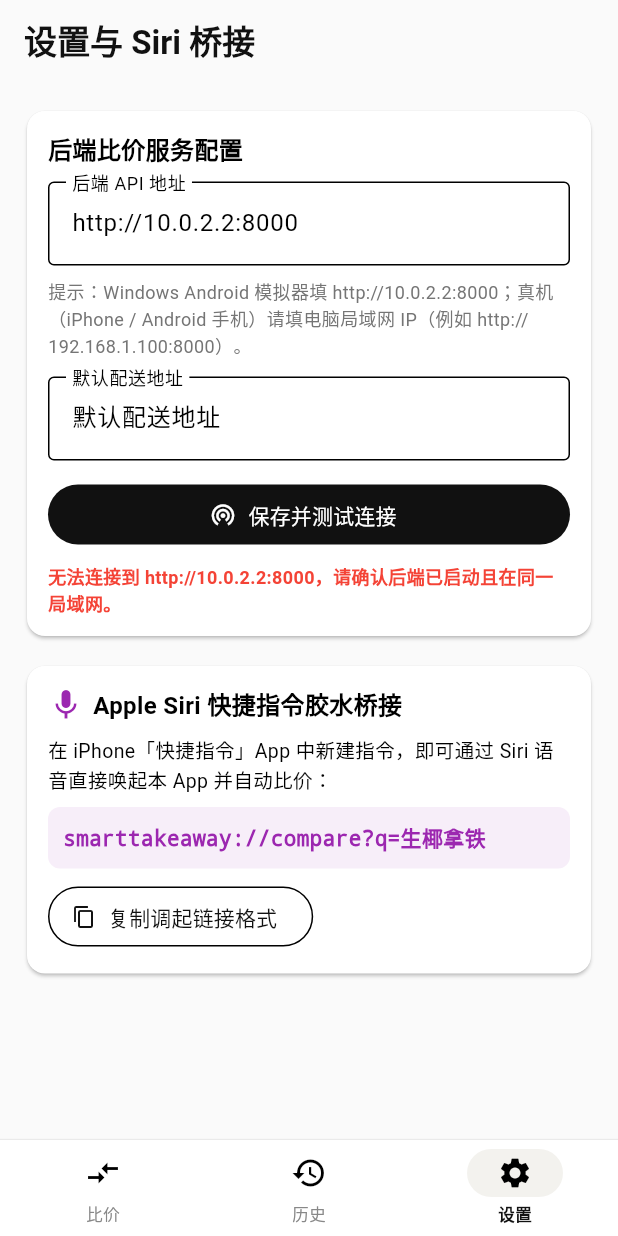
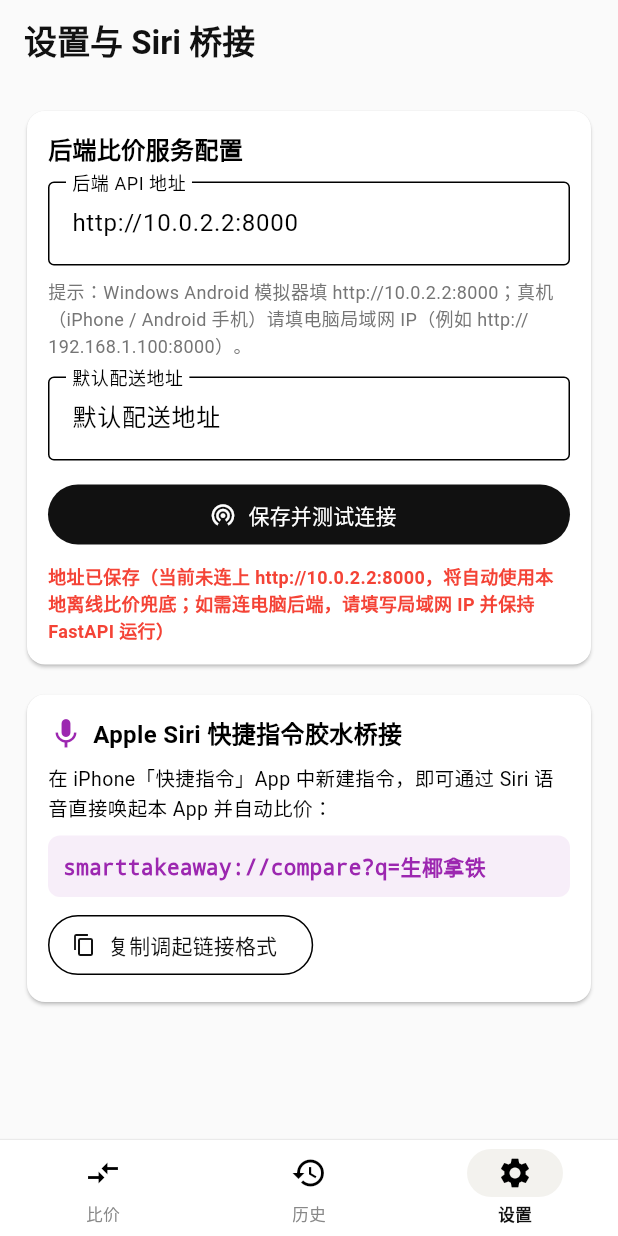
Before and after one commit to lele050505/SmartTakeaway, a Flutter app: the screen it shows after launch, item 3 of the bottom bar chosen, after a tap on "保存并测试连接", on a phone screen of 412 x 824 dp. Run offline on Flutter 3.47's test engine with Material 3 defaults, Android fonts, the phone set to English and light mode, and no system bars; our stand-ins replace app_links, shared_preferences; network calls fail.

Commit message:
feat(ui): remove shortcut chips, add search clear button, clarify offline address save

```diff
--- a/flutter_app/lib/screens/home_screen.dart
+++ b/flutter_app/lib/screens/home_screen.dart
@@ -27,7 +27,6 @@ class HomeScreenState extends State<HomeScreen> {
   final TakeawayApiService _apiService = TakeawayApiService();
   final HistoryService _historyService = HistoryService();
 
-  List<String> _presets = ['生椰拿铁', '可口可乐', '麦当劳', '霸王茶姬', '抽纸'];
   CompareResponse? _result;
   CouponClaimAllResponse? _couponResult;
   bool _isLoading = false;
@@ -39,7 +38,6 @@ class HomeScreenState extends State<HomeScreen> {
     if (widget.initialKeyword != null && widget.initialKeyword!.isNotEmpty) {
       _searchController.text = widget.initialKeyword!;
     }
-    _loadPresets();
     runComparison();
   }
 
@@ -47,13 +45,6 @@ class HomeScreenState extends State<HomeScreen> {
   void dispose() {
     _searchController.dispose();
     super.dispose();
-  }
-
-  Future<void> _loadPresets() async {
-    final favs = await _historyService.getFavorites();
-    if (mounted) {
-      setState(() => _presets = favs);
-    }
   }
 
   /// 供外部 Deep Link (如 smarttakeaway://compare?q=...) 直接触发比价
@@ -155,7 +146,6 @@ class HomeScreenState extends State<HomeScreen> {
               final kw = _searchController.text.trim();
               if (kw.isEmpty) return;
               await _historyService.toggleFavorite(kw);
-              await _loadPresets();
               if (!context.mounted) return;
               ScaffoldMessenger.of(context).showSnackBar(
                 SnackBar(
@@ -193,6 +183,7 @@ class HomeScreenState extends State<HomeScreen> {
                       controller: _searchController,
                       style: const TextStyle(fontSize: 14, color: Color(0xFF111111)),
                       textInputAction: TextInputAction.search,
+                      onChanged: (_) => setState(() {}),
                       onSubmitted: (_) => runComparison(),
                       decoration: const InputDecoration(
                         hintText: '搜想吃的外卖或商品...',
@@ -202,6 +193,16 @@ class HomeScreenState extends State<HomeScreen> {
                       ),
                     ),
                   ),
+                  if (_searchController.text.isNotEmpty)
+                    IconButton(
+                      icon: const Icon(Icons.close_rounded, size: 17, color: Color(0xFF999999)),
+                      padding: EdgeInsets.zero,
+                      constraints: const BoxConstraints(minWidth: 30, minHeight: 30),
+                      onPressed: () {
+                        _searchController.clear();
+                        setState(() {});
+                      },
+                    ),
                   Padding(
                     padding: const EdgeInsets.only(right: 5),
                     child: SizedBox(
@@ -234,48 +235,6 @@ class HomeScreenState extends State<HomeScreen> {
                     ),
                   ),
                 ],
-              ),
-            ),
-            const SizedBox(height: 12),
-
-            // 极简常用词条
-            SizedBox(
-              height: 32,
-              child: ListView.separated(
-                scrollDirection: Axis.horizontal,
-                itemCount: _presets.length,
-                separatorBuilder: (_, __) => const SizedBox(width: 8),
-                itemBuilder: (context, idx) {
-                  final kw = _presets[idx];
-                  final selected = _searchController.text.trim() == kw;
-                  return GestureDetector(
-                    onTap: () {
-                      _searchController.text = kw;
-                      runComparison();
-                    },
-                    child: Container(
-                      padding: const EdgeInsets.symmetric(horizontal: 14),
-                      alignment: Alignment.center,
-                      decoration: BoxDecoration(
-                        color: selected ? const Color(0xFF111111) : Colors.white,
-                        borderRadius: BorderRadius.circular(18),
-                        border: Border.all(
-                          color: selected
-                              ? const Color(0xFF111111)
-                              : const Color(0xFFE6E6E2),
-                        ),
-                      ),
-                      child: Text(
-                        kw,
-                        style: TextStyle(
-                          fontSize: 12,
-                          fontWeight: selected ? FontWeight.w600 : FontWeight.w400,
-                          color: selected ? Colors.white : const Color(0xFF555555),
-                        ),
-                      ),
-                    ),
-                  );
-                },
               ),
             ),
             const SizedBox(height: 16),
--- a/flutter_app/lib/screens/settings_screen.dart
+++ b/flutter_app/lib/screens/settings_screen.dart
@@ -49,7 +49,9 @@ class _SettingsScreenState extends State<SettingsScreen> {
     if (mounted) {
       setState(() {
         _isConnected = ok;
-        _statusText = ok ? '已成功连通后端服务！' : '无法连接到 $url，请确认后端已启动且在同一局域网。';
+        _statusText = ok
+            ? '设置已保存，已成功连通后端服务！'
+            : '地址已保存（当前未连上 $url，将自动使用本地离线比价兜底；如需连电脑后端，请填写局域网 IP 并保持 FastAPI 运行）';
       });
     }
   }
```
